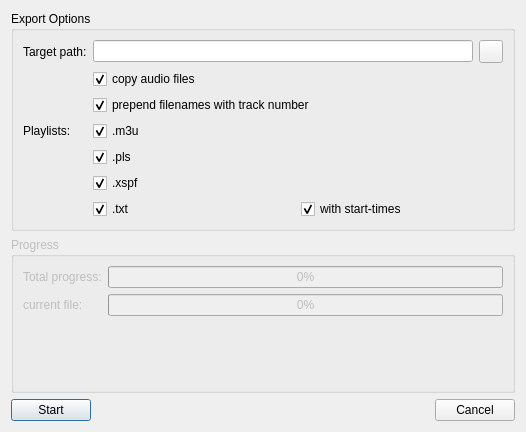
Above: gui/src/playlist/playlistexport.ui from pfedick/winmusik before the change. Below: the same form after it.
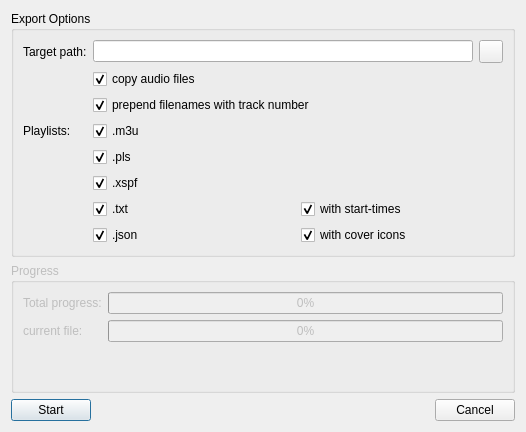
That is the form after the change. Icons and pictures are not drawn.

Commit message: export playlist as json and export cover icons

The edit to the form file:
```diff
--- a/gui/src/playlist/playlistexport.ui
+++ b/gui/src/playlist/playlistexport.ui
@@ -134,6 +134,36 @@
           </item>
          </layout>
         </item>
+        <item row="7" column="1">
+         <layout class="QHBoxLayout" name="horizontalLayout_3">
+          <property name="leftMargin">
+           <number>0</number>
+          </property>
+          <property name="topMargin">
+           <number>0</number>
+          </property>
+          <item>
+           <widget class="QCheckBox" name="export_json">
+            <property name="text">
+             <string>.json</string>
+            </property>
+            <property name="checked">
+             <bool>true</bool>
+            </property>
+           </widget>
+          </item>
+          <item>
+           <widget class="QCheckBox" name="withCoverIconsCheckBox">
+            <property name="text">
+             <string>with cover icons</string>
+            </property>
+            <property name="checked">
+             <bool>true</bool>
+            </property>
+           </widget>
+          </item>
+         </layout>
+        </item>
        </layout>
       </item>
      </layout>
```
The commit also changes 10 other files.
